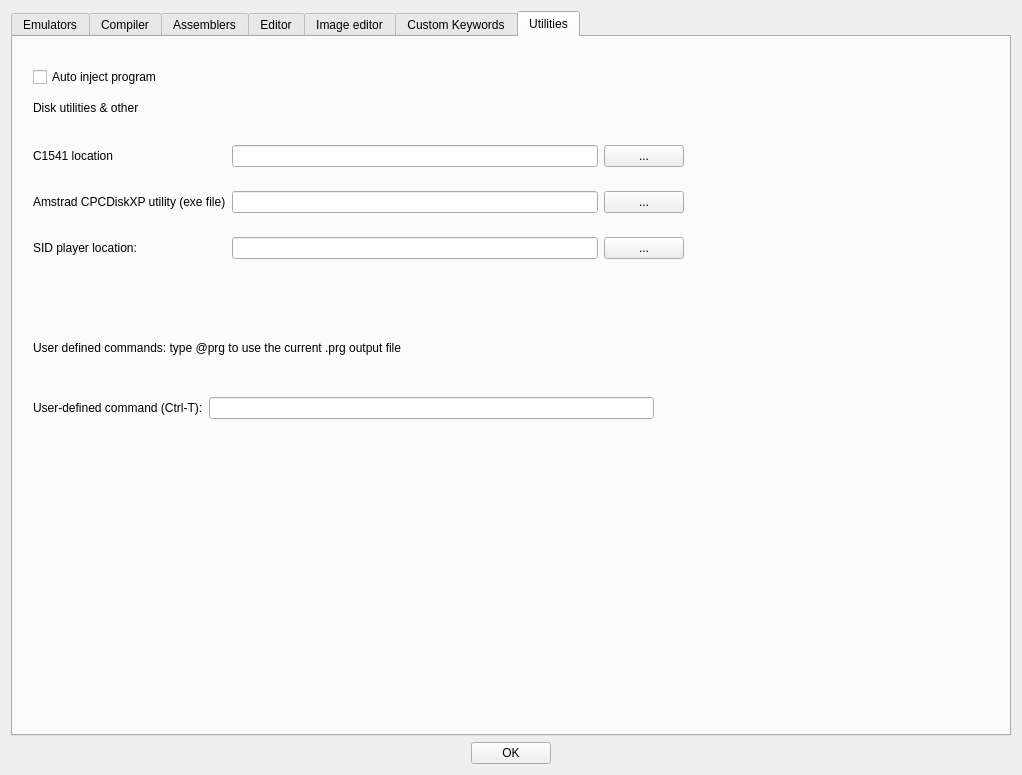
leuat/TRSE, file source/dialogtrsesettings.ui: the form before one commit.
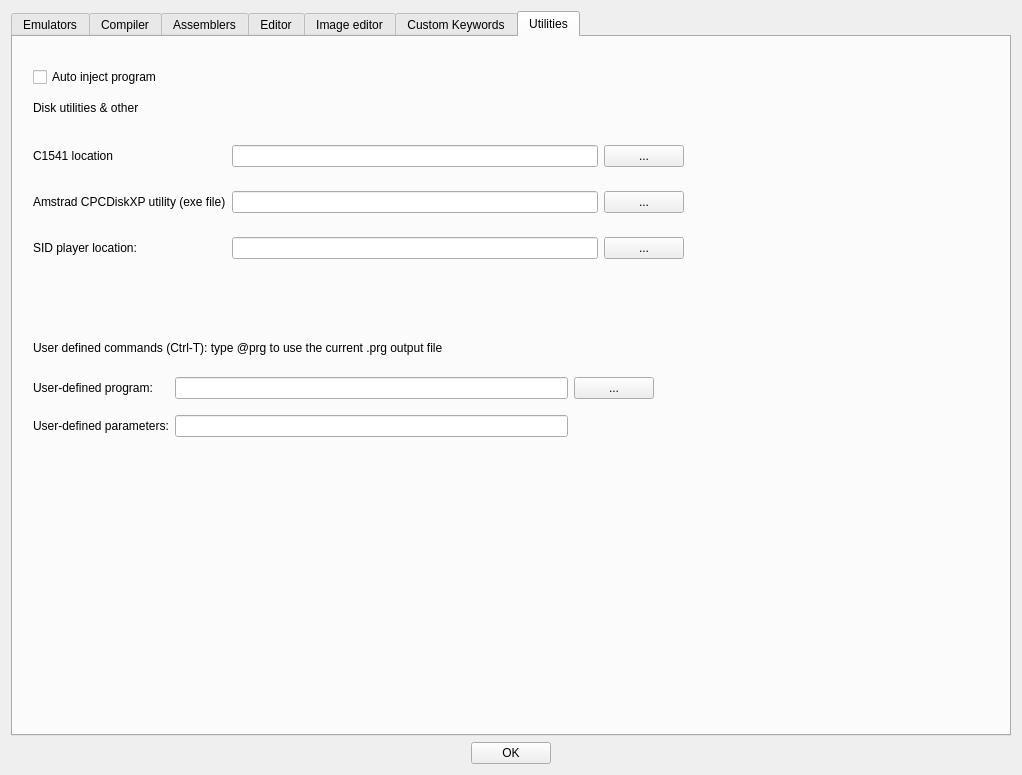
The form after the commit. The open tabs and pages were chosen to show the change.

Commit message: Updated user-defined command

```diff
--- a/source/dialogtrsesettings.ui
+++ b/source/dialogtrsesettings.ui
@@ -1274,7 +1274,7 @@
           </rect>
          </property>
          <property name="text">
-          <string>User defined commands: type @prg to use the current .prg output file</string>
+          <string>User defined commands (Ctrl-T): type @prg to use the current .prg output file</string>
          </property>
          <property name="wordWrap">
           <bool>true</bool>
@@ -1296,32 +1296,6 @@
           <bool>true</bool>
          </property>
         </widget>
-        <widget class="QWidget" name="verticalLayoutWidget_2">
-         <property name="geometry">
-          <rect>
-           <x>20</x>
-           <y>340</y>
-           <width>621</width>
-           <height>63</height>
-          </rect>
-         </property>
-         <layout class="QVBoxLayout" name="verticalLayout_3">
-          <item>
-           <layout class="QHBoxLayout" name="horizontalLayout_8">
-            <item>
-             <widget class="QLabel" name="label_12">
-              <property name="text">
-               <string>User-defined command (Ctrl-T):</string>
-              </property>
-             </widget>
-            </item>
-            <item>
-             <widget class="QLineEdit" name="leUserDefined"/>
-            </item>
-           </layout>
-          </item>
-         </layout>
-        </widget>
         <widget class="QCheckBox" name="chkAutoInject">
          <property name="geometry">
           <rect>
@@ -1398,6 +1372,45 @@
           </item>
          </layout>
         </widget>
+        <widget class="QWidget" name="gridLayoutWidget_2">
+         <property name="geometry">
+          <rect>
+           <x>20</x>
+           <y>330</y>
+           <width>621</width>
+           <height>80</height>
+          </rect>
+         </property>
+         <layout class="QGridLayout" name="gridLayout_25">
+          <item row="0" column="1">
+           <widget class="QLineEdit" name="leUserDefined"/>
+          </item>
+          <item row="1" column="0">
+           <widget class="QLabel" name="label_50">
+            <property name="text">
+             <string>User-defined parameters:</string>
+            </property>
+           </widget>
+          </item>
+          <item row="1" column="1">
+           <widget class="QLineEdit" name="leUserDefinedParameters"/>
+          </item>
+          <item row="0" column="0">
+           <widget class="QLabel" name="label_12">
+            <property name="text">
+             <string>User-defined program:</string>
+            </property>
+           </widget>
+          </item>
+          <item row="0" column="2">
+           <widget class="QPushButton" name="btnUserDefinedCommand">
+            <property name="text">
+             <string>...</string>
+            </property>
+           </widget>
+          </item>
+         </layout>
+        </widget>
        </widget>
       </widget>
      </item>
```
Left out of the diff: 2 changed lines with no effect on the pictures. The commit also changes 4 other files.
